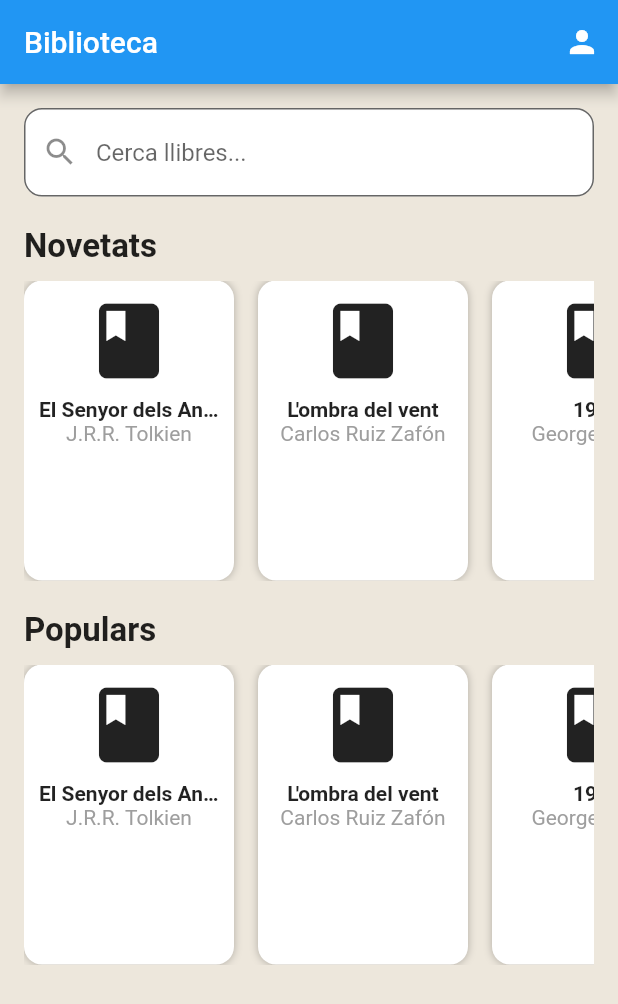
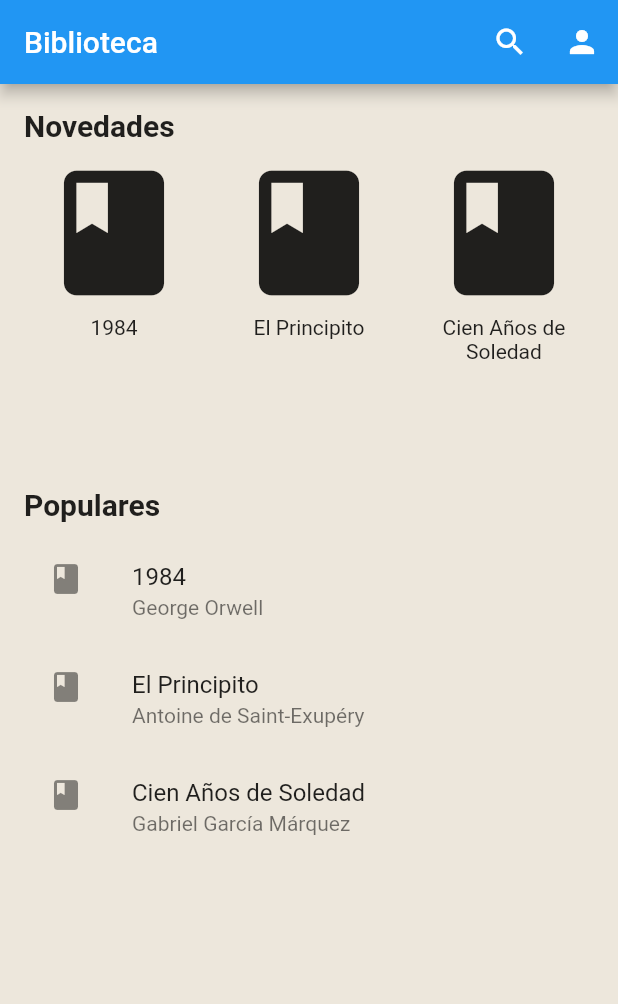
Before and after one commit to NuriaRodriguezPardo/PDM-biblioteca, a Flutter app: the screen it shows after launch, on a phone screen of 412 x 824 dp. Shown: the top 1004 px of the screen. Run offline on Flutter 3.47's test engine with Material 3 defaults, Android fonts, the phone set to English and light mode, and no system bars; our stand-ins replace firebase_core; accounts and stored records are empty.

Commit message:
una altre pantalla afegida

```diff
--- a/biblioteca/lib/widgets/PantallaPrincipal.dart
+++ b/biblioteca/lib/widgets/PantallaPrincipal.dart
@@ -1,157 +1,133 @@
 import 'package:flutter/material.dart';
 import '../clases/llibre.dart';
 import 'PantallaLlibre.dart';
+import 'PantallaBusqueda.dart';
 
-class PantallaPrincipal extends StatefulWidget {
+class PantallaPrincipal extends StatelessWidget {
   const PantallaPrincipal({super.key});
 
-  @override
-  State<PantallaPrincipal> createState() => _PantallaPrincipalState();
-}
-
-class _PantallaPrincipalState extends State<PantallaPrincipal> {
-
-  List<Llibre> llibres = [
+  // Ejemplo de libros
+  static final List<Llibre> listaLibros = [
+    Llibre(
+      id: 0,
+      titol: '1984',
+      autor: 'George Orwell',
+      idioma: 'Español',
+      stock: 5,
+      tags: ['Distopia', 'Clásico'],
+      urlImatge: null,
+      valoracions: [],
+    ),
     Llibre(
       id: 1,
-      titol: "El Senyor dels Anells",
-      autor: "J.R.R. Tolkien",
-      idioma: "Català",
-      stock: 5,
-      tags: ["Fantasia", "Aventura"],
+      titol: 'El Principito',
+      autor: 'Antoine de Saint-Exupéry',
+      idioma: 'Francés',
+      stock: 3,
+      tags: ['Infantil', 'Fábula'],
+      urlImatge: null,
+      valoracions: [],
     ),
     Llibre(
       id: 2,
-      titol: "L'ombra del vent",
-      autor: "Carlos Ruiz Zafón",
-      idioma: "Castellà",
+      titol: 'Cien Años de Soledad',
+      autor: 'Gabriel García Márquez',
+      idioma: 'Español',
       stock: 2,
-      tags: ["Misteri", "Drama"],
-      urlImatge: 'https://m.media-amazon.com/images/I/91r1eQ4JwpL.jpg',
-    ),
-    Llibre(
-      id: 3,
-      titol: "1984",
-      autor: "George Orwell",
-      idioma: "Anglès",
-      stock: 3,
-      tags: ["Distopia", "Política"],
+      tags: ['Realismo mágico', 'Clásico'],
+      valoracions: [],
     ),
   ];
 
-  String _search = "";
-
   @override
   Widget build(BuildContext context) {
-    List<Llibre> llibresFiltrats = llibres
-        .where((l) =>
-            l.titol.toLowerCase().contains(_search.toLowerCase()) ||
-            l.autor.toLowerCase().contains(_search.toLowerCase()))
-        .toList();
-
     return Scaffold(
       appBar: AppBar(
-        title: const Text("Biblioteca"),
+        title: const Text('Biblioteca'),
         actions: [
-          IconButton(onPressed: () {}, icon: const Icon(Icons.person))
+          IconButton(
+            icon: const Icon(Icons.search),
+            onPressed: () {
+              Navigator.push(
+                context,
+                MaterialPageRoute(builder: (_) => const PantallaBusqueda()),
+              );
+            },
+          ),
+          IconButton(
+            icon: const Icon(Icons.person),
+            onPressed: () {
+              // Aquí iría la pantalla de usuario
+            },
+          ),
         ],
       ),
-
-      body: Padding(
+      body: SingleChildScrollView(
         padding: const EdgeInsets.all(16),
         child: Column(
           crossAxisAlignment: CrossAxisAlignment.start,
           children: [
-
-            // 🔍 Barra de búsqueda
-            TextField(
-              onChanged: (value) => setState(() => _search = value),
-              decoration: InputDecoration(
-                prefixIcon: const Icon(Icons.search),
-                hintText: "Cerca llibres...",
-                filled: true,
-                fillColor: Colors.white,
-                border: OutlineInputBorder(
-                  borderRadius: BorderRadius.circular(12),
-                ),
-              ),
-            ),
-
-            const SizedBox(height: 20),
-            const Text("Novetats", style: TextStyle(fontSize: 22, fontWeight: FontWeight.bold)),
-
+            const Text('Novedades', style: TextStyle(fontSize: 20, fontWeight: FontWeight.bold)),
             const SizedBox(height: 10),
             SizedBox(
               height: 200,
-              child: ListView(
+              child: ListView.builder(
                 scrollDirection: Axis.horizontal,
-                children: llibresFiltrats
-                    .map((l) => _buildLlibreCard(l, context))
-                    .toList(),
+                itemCount: listaLibros.length,
+                itemBuilder: (context, index) {
+                  final llibre = listaLibros[index];
+                  return GestureDetector(
+                    onTap: () {
+                      Navigator.push(
+                        context,
+                        MaterialPageRoute(builder: (_) => PantallaLlibre(llibre: llibre)),
+                      );
+                    },
+                    child: Container(
+                      width: 120,
+                      margin: const EdgeInsets.only(right: 10),
+                      child: Column(
+                        children: [
+                          llibre.urlImatge != null
+                              ? Image.network(llibre.urlImatge!, height: 150)
+                              : const Icon(Icons.book, size: 100),
+                          const SizedBox(height: 5),
+                          Text(
+                            llibre.titol,
+                            maxLines: 2,
+                            overflow: TextOverflow.ellipsis,
+                            textAlign: TextAlign.center,
+                          ),
+                        ],
+                      ),
+                    ),
+                  );
+                },
               ),
             ),
-
             const SizedBox(height: 20),
-            const Text("Populars", style: TextStyle(fontSize: 22, fontWeight: FontWeight.bold)),
-
+            const Text('Populares', style: TextStyle(fontSize: 20, fontWeight: FontWeight.bold)),
             const SizedBox(height: 10),
-            SizedBox(
-              height: 200,
-              child: ListView(
-                scrollDirection: Axis.horizontal,
-                children: llibresFiltrats
-                    .map((l) => _buildLlibreCard(l, context))
-                    .toList(),
-              ),
+            Column(
+              children: listaLibros.map((llibre) {
+                return ListTile(
+                  leading: llibre.urlImatge != null
+                      ? Image.network(llibre.urlImatge!, width: 50, fit: BoxFit.cover)
+                      : const Icon(Icons.book),
+                  title: Text(llibre.titol),
+                  subtitle: Text(llibre.autor),
+                  onTap: () {
+                    Navigator.push(
+                      context,
+                      MaterialPageRoute(builder: (_) => PantallaLlibre(llibre: llibre)),
+                    );
+                  },
+                );
+              }).toList(),
             ),
           ],
         ),
       ),
     );
   }
-
-  Widget _buildLlibreCard(Llibre llibre, BuildContext context) {
-    return InkWell(
-      borderRadius: BorderRadius.circular(12),
-      onTap: () {
-        Navigator.push(
-          context,
-          MaterialPageRoute(
-            builder: (_) => PantallaLlibre(llibre: llibre),
-          ),
-        );
-      },
-      child: Container(
-        width: 140,
-        margin: const EdgeInsets.only(right: 16),
-        padding: const EdgeInsets.all(10),
-        decoration: BoxDecoration(
-          color: Colors.white,
-          borderRadius: BorderRadius.circular(12),
-          boxShadow: const [
-            BoxShadow(color: Colors.black26, blurRadius: 4),
-          ],
-        ),
-        child: Column(
-          children: [
-            const Icon(Icons.book, size: 60),
-            const SizedBox(height: 8),
-            Text(
-              llibre.titol,
-              maxLines: 1,
-              overflow: TextOverflow.ellipsis,
-              style: const TextStyle(fontWeight: FontWeight.bold),
-            ),
-            Text(
-              llibre.autor,
-              style: const TextStyle(color: Colors.grey),
-              maxLines: 1,
-              overflow: TextOverflow.ellipsis,
-            ),
-
-          ],
-        ),
-      ),
-    );
-  }
 }
```
Also changed, not shown: biblioteca/lib/widgets/PantallaBusqueda.dart (added, +72 -0 lines), biblioteca/lib/widgets/PantallaLlibre.dart (+14 -66 lines).
